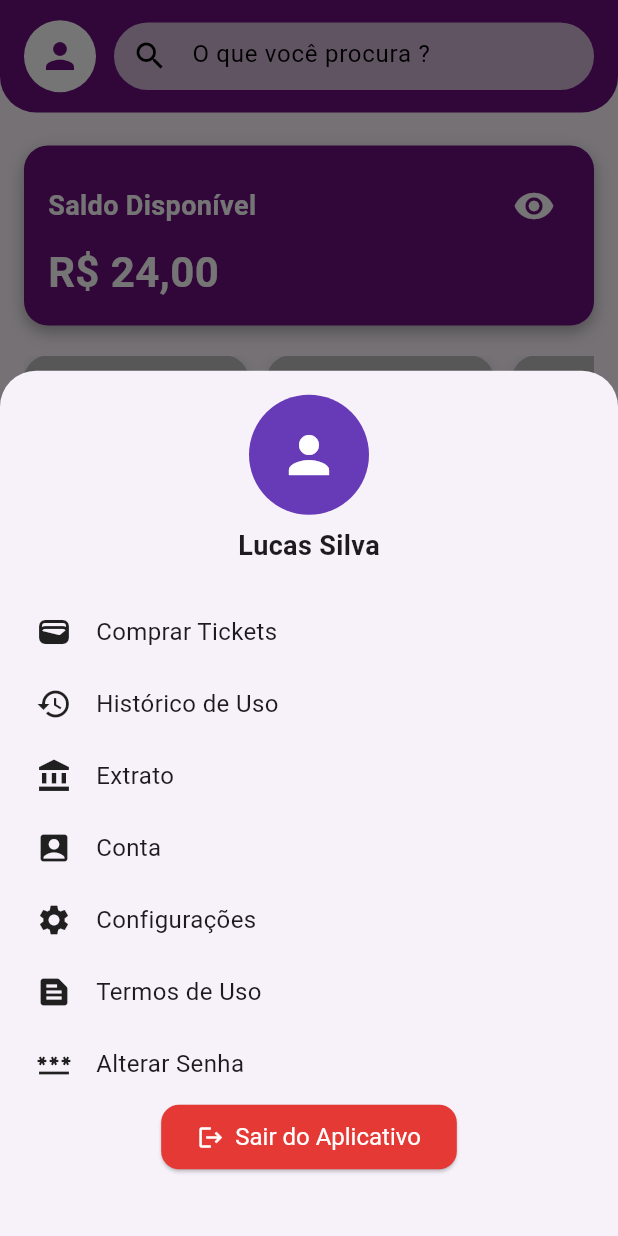
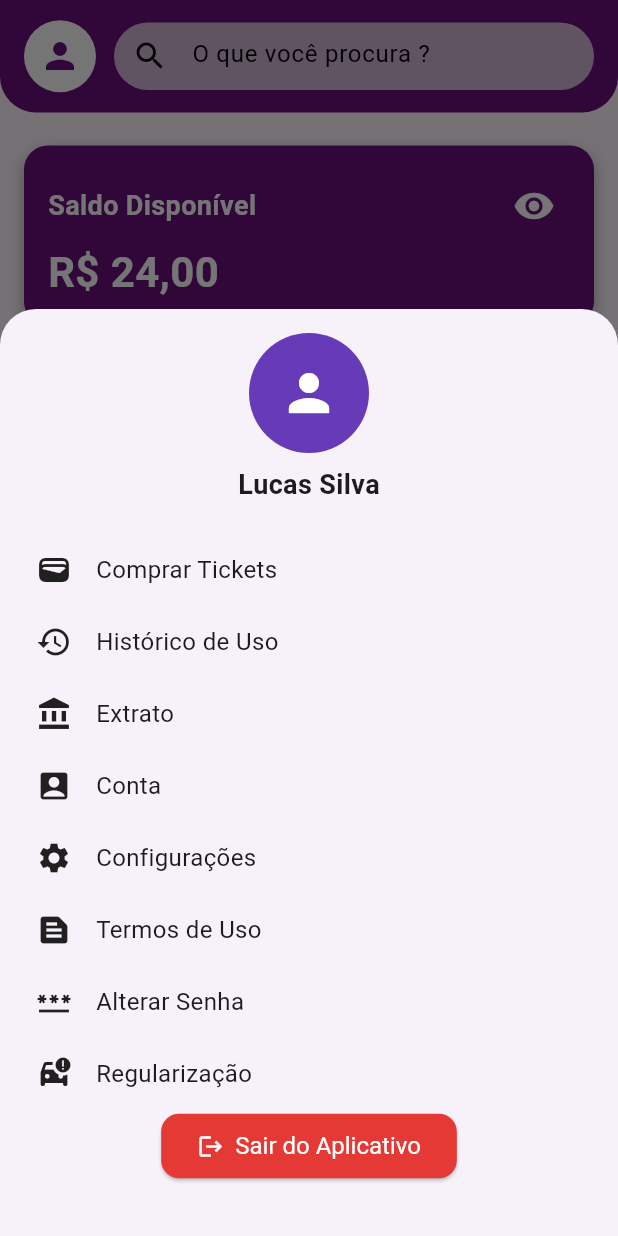
Before and after one commit to LucasCGentile/estaciona_facil, a Flutter app: the MainScreen screen opened directly, item 4 of the bottom bar chosen, on a phone screen of 412 x 824 dp. Run offline on Flutter 3.47's test engine with Material 3 defaults, Android fonts, the light colour scheme and no system bars; our stand-ins replace lottie, mask_text_input_formatter, pin_code_fields, shared_preferences; accounts and stored records are empty; network calls fail.

Commit message:
Navegação para a página Regularização

```diff
--- a/lib/assets/menu_modal.dart
+++ b/lib/assets/menu_modal.dart
@@ -36,7 +36,7 @@ class MenuModal extends StatelessWidget {
   @override
   Widget build(BuildContext context) {
     return Container(
-      height: MediaQuery.of(context).size.height * 0.7,
+      height: MediaQuery.of(context).size.height * 0.75,
       padding: const EdgeInsets.all(16),
       child: Column(
         crossAxisAlignment: CrossAxisAlignment.start,
@@ -105,6 +105,13 @@ class MenuModal extends StatelessWidget {
             pageIndex: 9,
           ),
 
+          buildMenuButton(
+            context: context,
+            icon: Icons.car_crash,
+            label: 'Regularização',
+            pageIndex: 10,
+          ),
+
           const Spacer(),
 
           Center(
--- a/lib/pages/main_screen.dart
+++ b/lib/pages/main_screen.dart
@@ -6,6 +6,7 @@ import 'package:estaciona_facil/pages/estaciona_page.dart';
 import 'package:estaciona_facil/pages/home_page.dart';
 import 'package:estaciona_facil/pages/my_account.dart';
 import 'package:estaciona_facil/pages/receipt_page.dart';
+import 'package:estaciona_facil/pages/regularization_page.dart';
 import 'package:estaciona_facil/pages/terms_page.dart';
 import 'package:estaciona_facil/pages/ticket_page.dart';
 import 'package:estaciona_facil/pages/use_page.dart';
@@ -137,6 +138,7 @@ class MainScreenState extends State<MainScreen> {
     const TermsPage(title: 'Termos de Uso'), // 7
     const EstacionaPage(title: 'Estacionar agora'), // 8
     const ChangePassword(title: 'Alterar Senha'), // 9
+    const RegularizationPage(title: 'Regularização'), //10
   ];
 
   void _onNavTap(int index) {
```
